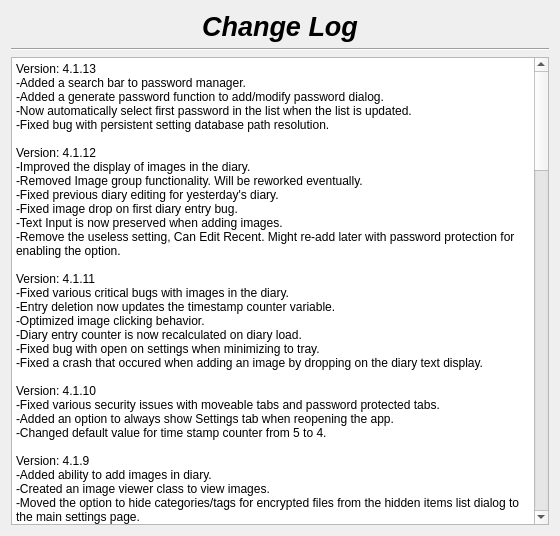
The window that changelog.ui (therealMaPMaKeR/MMDiary) describes before a commit, drawn with Qt 5.
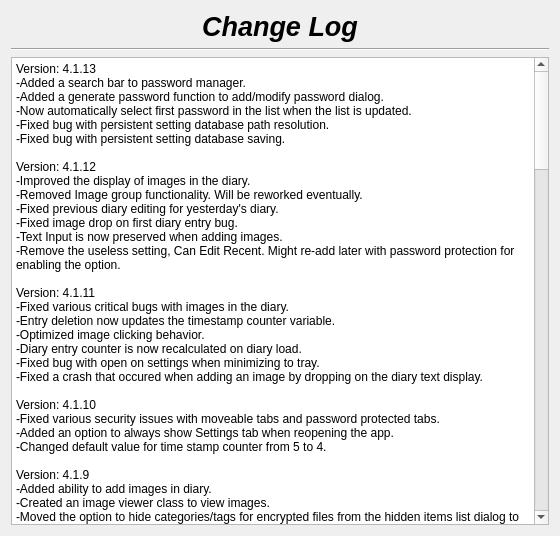
The same window after the commit.

Commit message: mainwindow closing optimization

Patch:
```diff
--- a/changelog.ui
+++ b/changelog.ui
@@ -57,7 +57,8 @@
 &lt;/style&gt;&lt;/head&gt;&lt;body style=&quot; font-family:'Segoe UI'; font-size:9pt; font-weight:400; font-style:normal;&quot;&gt;
 &lt;p style=&quot; margin-top:0px; margin-bottom:0px; margin-left:0px; margin-right:0px; -qt-block-indent:0; text-indent:0px;&quot;&gt;Version: 4.1.13&lt;br /&gt;-Added a search bar to password manager.&lt;br /&gt;-Added a generate password function to add/modify password dialog.&lt;/p&gt;
 &lt;p style=&quot; margin-top:0px; margin-bottom:0px; margin-left:0px; margin-right:0px; -qt-block-indent:0; text-indent:0px;&quot;&gt;-Now automatically select first password in the list when the list is updated.&lt;/p&gt;
-&lt;p style=&quot; margin-top:0px; margin-bottom:0px; margin-left:0px; margin-right:0px; -qt-block-indent:0; text-indent:0px;&quot;&gt;-Fixed bug with persistent setting database path resolution.&lt;br /&gt;&lt;br /&gt;Version: 4.1.12&lt;br /&gt;-Improved the display of images in the diary.&lt;br /&gt;-Removed Image group functionality. Will be reworked eventually.&lt;/p&gt;
+&lt;p style=&quot; margin-top:0px; margin-bottom:0px; margin-left:0px; margin-right:0px; -qt-block-indent:0; text-indent:0px;&quot;&gt;-Fixed bug with persistent setting database path resolution.&lt;/p&gt;
+&lt;p style=&quot; margin-top:0px; margin-bottom:0px; margin-left:0px; margin-right:0px; -qt-block-indent:0; text-indent:0px;&quot;&gt;-Fixed bug with persistent setting database saving.&lt;br /&gt;&lt;br /&gt;Version: 4.1.12&lt;br /&gt;-Improved the display of images in the diary.&lt;br /&gt;-Removed Image group functionality. Will be reworked eventually.&lt;/p&gt;
 &lt;p style=&quot; margin-top:0px; margin-bottom:0px; margin-left:0px; margin-right:0px; -qt-block-indent:0; text-indent:0px;&quot;&gt;-Fixed previous diary editing for yesterday's diary.&lt;br /&gt;-Fixed image drop on first diary entry bug.&lt;/p&gt;
 &lt;p style=&quot; margin-top:0px; margin-bottom:0px; margin-left:0px; margin-right:0px; -qt-block-indent:0; text-indent:0px;&quot;&gt;-Text Input is now preserved when adding images.&lt;/p&gt;
 &lt;p style=&quot; margin-top:0px; margin-bottom:0px; margin-left:0px; margin-right:0px; -qt-block-indent:0; text-indent:0px;&quot;&gt;-Remove the useless setting, Can Edit Recent. Might re-add later with password protection for enabling the option.&lt;br /&gt;&lt;br /&gt;Version: 4.1.11&lt;br /&gt;-Fixed various critical bugs with images in the diary.&lt;/p&gt;
```
The commit also changes 1 other file.
